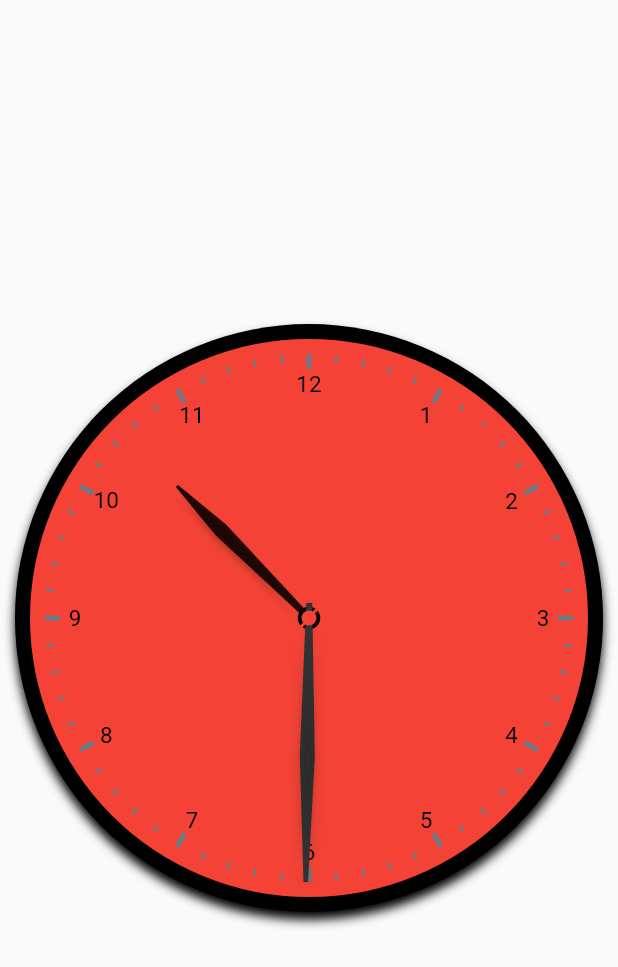
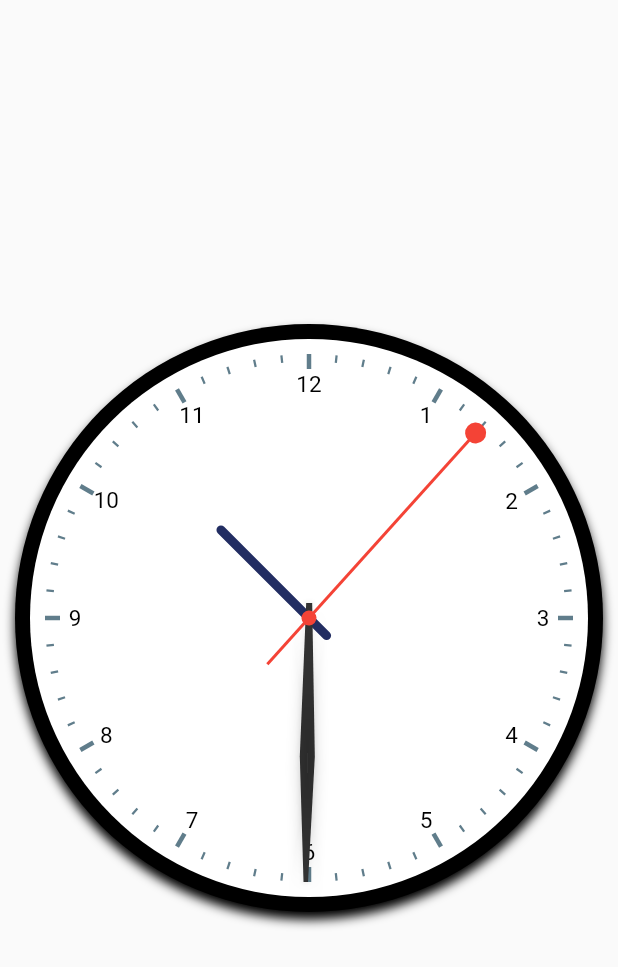
Before and after one commit to Wizpna/flutter_clock, a Flutter app: the screen it shows after launch, on a phone screen of 412 x 824 dp. Shown: the top 967 px of the screen. Run offline on Flutter 3.47's test engine with Material 2 defaults, Android fonts, the light colour scheme and no system bars.

Commit message:
clock UI redesigned

```diff
--- a/lib/clock_face.dart
+++ b/lib/clock_face.dart
@@ -20,7 +20,7 @@ class ClockFace extends StatelessWidget{
           width: double.infinity,
           decoration: new BoxDecoration(
             shape: BoxShape.circle,
-            color: Colors.red,
+            color: Colors.white,
           ),
 
           child: new Stack(
@@ -36,19 +36,6 @@ class ClockFace extends StatelessWidget{
               ),
 
 
-              //centerpoint
-              new Center(
-                child: new Container(
-                  width: 15.0,
-                  height: 15.0,
-                  decoration: new BoxDecoration(
-                    shape: BoxShape.circle,
-                    color: Colors.black,
-                  ),
-                ),
-              ),
-
-
               new ClockHands(dateTime:dateTime, ),
 
             ],
--- a/lib/clock_hands.dart
+++ b/lib/clock_hands.dart
@@ -1,4 +1,3 @@
-import 'dart:async';
 import 'package:flutter/material.dart';
 import 'package:flutter_clock/hand_hour.dart';
 import 'package:flutter_clock/hand_minute.dart';
@@ -23,7 +22,7 @@ class ClockHands extends StatelessWidget {
                 fit: StackFit.expand,
                 children: <Widget>[
                   new CustomPaint( painter: new HourHandPainter(
-                      hours: dateTime.hour, minutes: dateTime.minute, showHeartShape: showHourHandleHeartShape),
+                      hours: dateTime.hour, minutes: dateTime.minute),
                   ),
                   new CustomPaint(painter: new MinuteHandPainter(
                       minutes: dateTime.minute, seconds: dateTime.second),
--- a/lib/hand_hour.dart
+++ b/lib/hand_hour.dart
@@ -1,17 +1,19 @@
 import 'dart:math';
 
+import 'package:flutter/cupertino.dart';
 import 'package:flutter/material.dart';
 
 
 class HourHandPainter extends CustomPainter{
-  final bool showHeartShape;
   final Paint hourHandPaint;
   int hours;
   int minutes;
 
-  HourHandPainter({this.hours, this.minutes, this.showHeartShape = false}):hourHandPaint= new Paint(){
-    hourHandPaint.color= Colors.black87;
-    hourHandPaint.style= PaintingStyle.fill;
+  HourHandPainter({this.hours, this.minutes}):hourHandPaint= new Paint(){
+    hourHandPaint.color= Color(0xff222d62);
+    hourHandPaint.style= PaintingStyle.stroke;
+    hourHandPaint.strokeWidth = 6.0;
+    hourHandPaint.strokeCap = StrokeCap.round;
   }
 
   @override
@@ -30,28 +32,8 @@ class HourHandPainter extends CustomPainter{
 
 
     Path path= new Path();
-
-    if (showHeartShape) {
-      //heart shape head for the hour hand
-      path.moveTo(0.0, -radius + radius*15.0/137.5);
-      path.quadraticBezierTo(radius*(-3.5)/137.5, -radius + radius*25.0/137.5, radius*(-15.0)/137.5, -radius + radius / 4);
-      path.quadraticBezierTo(
-          radius*(-20.0)/137.5, -radius + radius / 3, radius*(-7.5)/137.5, -radius + radius / 3);
-      path.lineTo(0.0, -radius + radius / 4);
-      path.lineTo(7.5, -radius + radius / 3);
-      path.quadraticBezierTo(
-          radius*(20.0)/137.5, -radius + radius / 3, radius*(15.0)/137.5, -radius + radius / 4);
-      path.quadraticBezierTo(radius*(3.5)/137.5, -radius + radius*(25.0)/137.5, 0.0, -radius + radius*15.0/137.5);
-    }
-
-    //hour hand stem
-    path.moveTo(-1.0, -radius+radius/4);
-    path.lineTo(-5.0, -radius+radius/2);
-    path.lineTo(-2.0, 0.0);
-    path.lineTo(2.0, 0.0);
-    path.lineTo(5.0, -radius+radius/2);
-    path.lineTo(1.0, -radius+radius/4);
-    path.close();
+    path.moveTo(0.0, - radius * 0.5);
+    path.lineTo(0.0, radius * 0.1);
 
     canvas.drawPath(path, hourHandPaint);
     canvas.drawShadow(path, Colors.black, 2.0, false);
```
